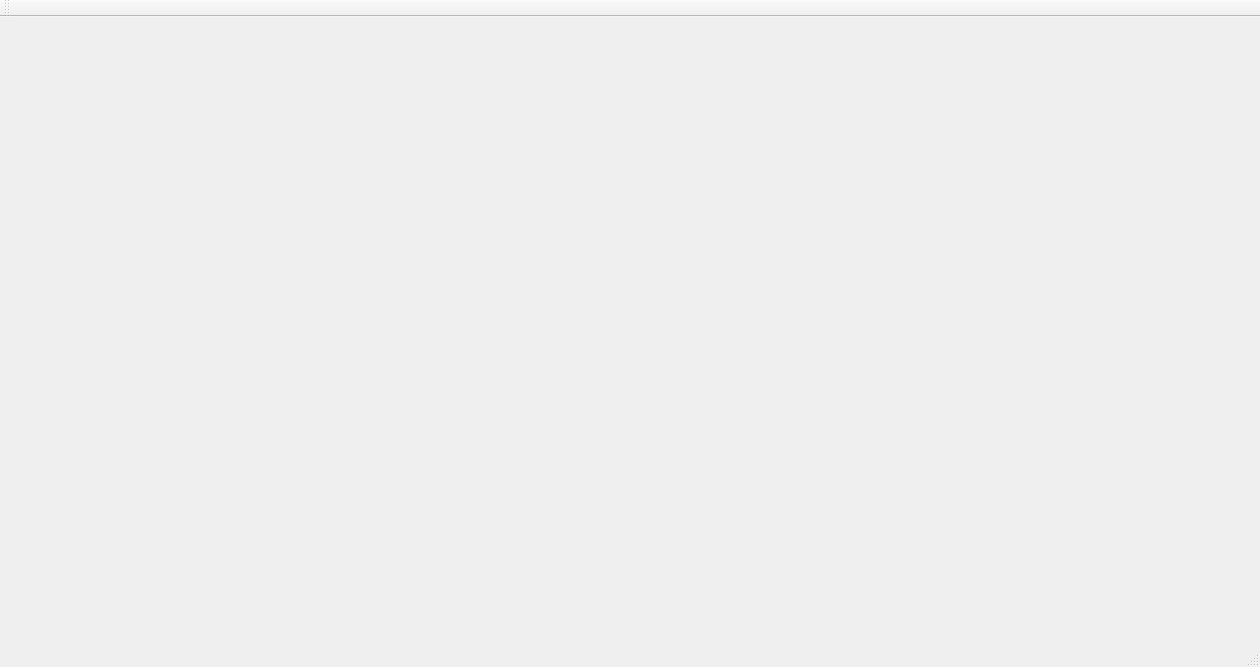
Qt form mainwindow.ui (AlexChudinov/mass_peaks) before a commit.
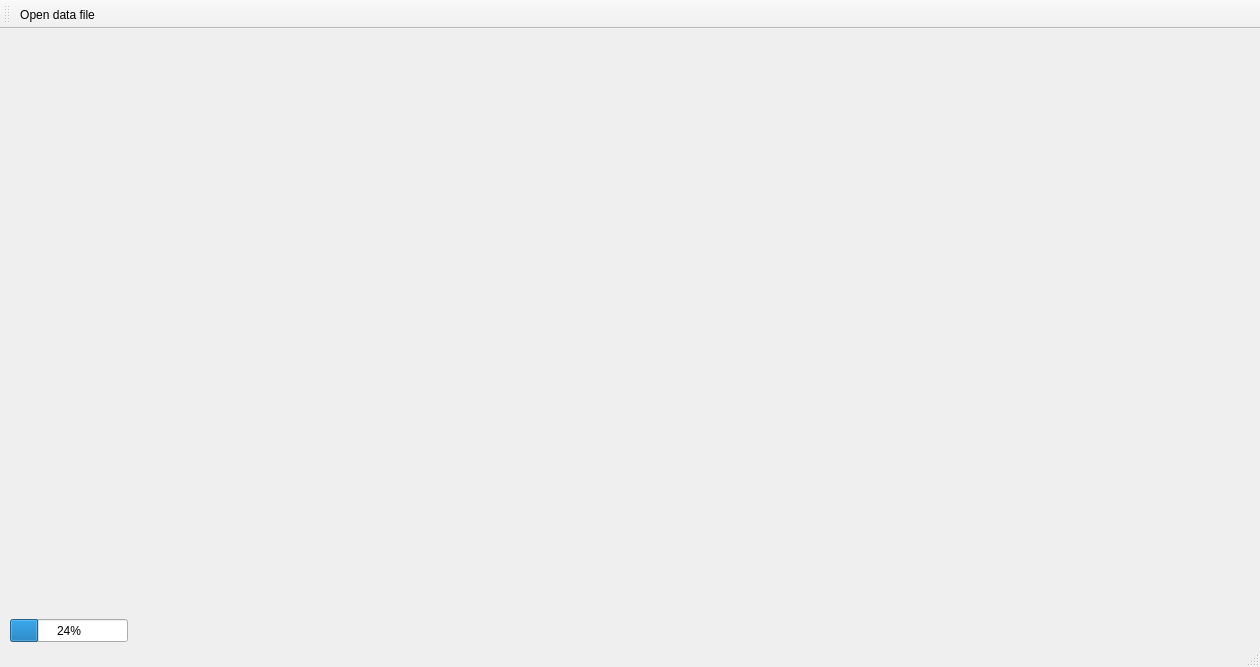
The same form after that commit. Icons and pictures are not drawn.

```diff
--- a/mainwindow.ui
+++ b/mainwindow.ui
@@ -13,7 +13,21 @@
   <property name="windowTitle">
    <string>MainWindow</string>
   </property>
-  <widget class="QWidget" name="centralWidget"/>
+  <widget class="QWidget" name="centralWidget">
+   <widget class="QProgressBar" name="progressBar">
+    <property name="geometry">
+     <rect>
+      <x>10</x>
+      <y>590</y>
+      <width>118</width>
+      <height>23</height>
+     </rect>
+    </property>
+    <property name="value">
+     <number>24</number>
+    </property>
+   </widget>
+  </widget>
   <widget class="QMenuBar" name="menuBar">
    <property name="geometry">
     <rect>
@@ -31,8 +45,22 @@
    <attribute name="toolBarBreak">
     <bool>false</bool>
    </attribute>
+   <addaction name="open_file_action"/>
   </widget>
   <widget class="QStatusBar" name="statusBar"/>
+  <action name="open_file_action">
+   <property name="icon">
+    <iconset>
+     <normalon>:/Icons/file_open_icon</normalon>
+    </iconset>
+   </property>
+   <property name="text">
+    <string>Open data file</string>
+   </property>
+   <property name="toolTip">
+    <string>Loads ascii delimited data from a file</string>
+   </property>
+  </action>
  </widget>
  <layoutdefault spacing="6" margin="11"/>
  <resources/>
```
